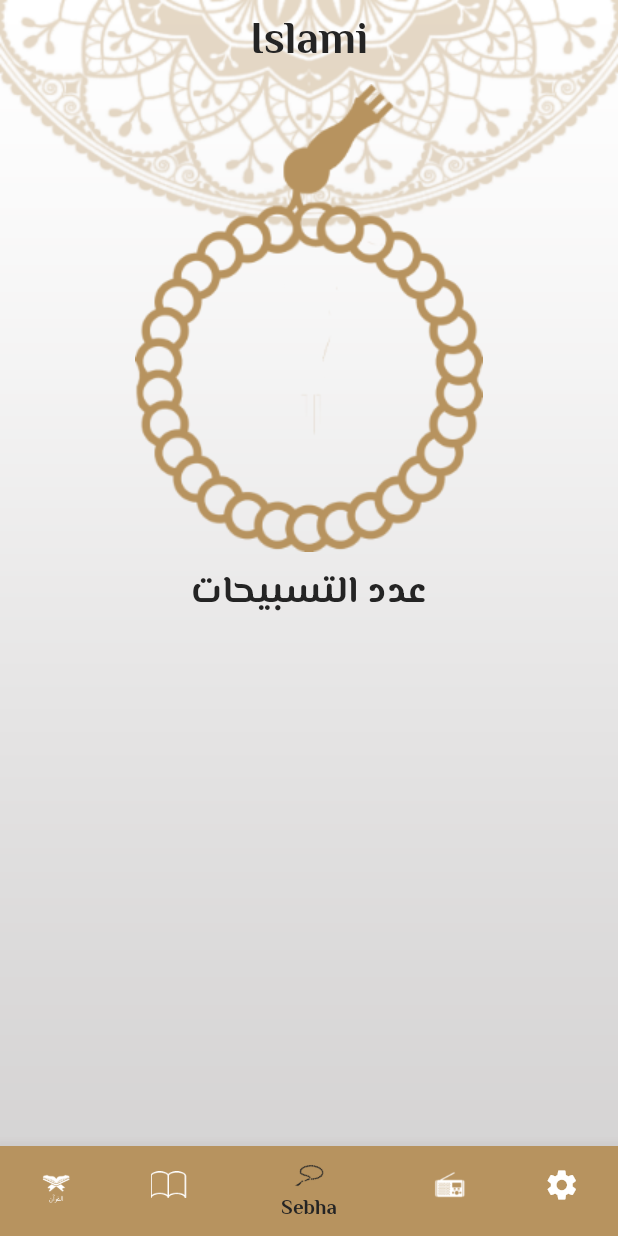
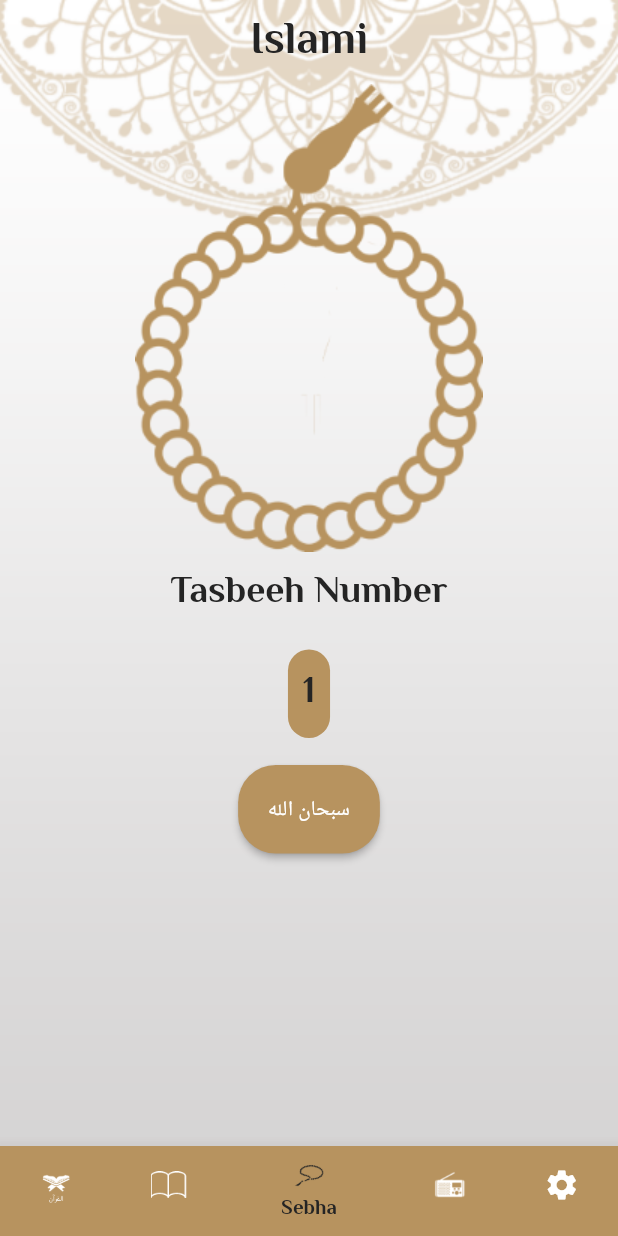
Before and after one commit to SaraAbdulhafiz/islami_app, a Flutter app: the screen it shows after launch, item 3 of the bottom bar chosen, on a phone screen of 412 x 824 dp. Run offline on Flutter 3.47's test engine with Material 2 defaults, Android fonts, the phone set to English and light mode, and no system bars; our stand-ins replace google_fonts; generated files the repository leaves out were written again.

Commit message:
finished sebha task

```diff
--- a/lib/main.dart
+++ b/lib/main.dart
@@ -4,6 +4,7 @@ import 'package:islami_app_c9/hadeth_details.dart';
 import 'package:islami_app_c9/home_screen.dart';
 import 'package:islami_app_c9/my_theme_data.dart';
 import 'package:islami_app_c9/sura_details.dart';
+import 'package:islami_app_c9/tabs/radio.dart';
 
 void main() {
   runApp(const MyApp());
@@ -24,6 +25,7 @@ class MyApp extends StatelessWidget {
         HomeScreen.routeName: (context) => HomeScreen(),
         SuraDetails.routeName: (context) => SuraDetails(),
         HadethDetails.routeName: (context) => HadethDetails(),
+        RadioTab.routeName: (context) => RadioTab(),
       },
       theme: MyThemeData.lightTheme,
       //  darkTheme: MyThemeData.darkTheme,
--- a/lib/tabs/sebha.dart
+++ b/lib/tabs/sebha.dart
@@ -1,20 +1,76 @@
 import 'package:flutter/material.dart';
+import 'package:islami_app_c9/my_theme_data.dart';
 
-class SebhaTab extends StatelessWidget {
-  const SebhaTab({super.key});
+class SebhaTab extends StatefulWidget {
+  @override
+  State<SebhaTab> createState() => _SebhaTabState();
+}
+
+class _SebhaTabState extends State<SebhaTab> {
+  List<String> azkarList = [
+    'سبحان الله',
+    'الحمدلله',
+    ' الله اكبر',
+    'لا اله الا الله'
+  ];
+  int tasbeehCounter = 1;
+  int azkarCounter = 0;
+  double angle = 0;
 
   @override
   Widget build(BuildContext context) {
     return Center(
       child: Column(
         children: [
-          Image.asset("assets/images/sebha_bg.png"),
+          GestureDetector(
+            onTap: () {
+              tasbeehLogic();
+            },
+            child: Transform.rotate(
+                angle: angle, child: Image.asset("assets/images/sebha_bg.png")),
+          ),
           SizedBox(
             height: 8,
           ),
-          Text("عدد التسبيحات"),
+          Text("Tasbeeh Number"),
+          Container(
+            child: Text(tasbeehCounter.toString()),
+            margin: EdgeInsets.all(18),
+            padding: EdgeInsets.all(10),
+            decoration: BoxDecoration(
+              color: MyThemeData.primary,
+              borderRadius: BorderRadius.circular(15),
+            ),
+          ),
+          ElevatedButton(
+            style: ButtonStyle(
+              shape: MaterialStatePropertyAll(RoundedRectangleBorder(
+                  borderRadius: BorderRadius.circular(25))),
+              padding: MaterialStatePropertyAll(EdgeInsets.all(20)),
+              backgroundColor: MaterialStatePropertyAll(MyThemeData.primary),
+            ),
+            onPressed: () {
+              tasbeehLogic();
+            },
+            child: Text(azkarList[azkarCounter]),
+          ),
         ],
       ),
     );
   }
+
+  tasbeehLogic() {
+    if (tasbeehCounter == 33) {
+      tasbeehCounter = 1;
+      if (azkarCounter == 33) {
+        azkarCounter = 0;
+      } else {
+        azkarCounter++;
+      }
+    } else {
+      tasbeehCounter++;
+    }
+    angle = 6;
+    setState(() {});
+  }
 }
--- a/pubspec.yaml
+++ b/pubspec.yaml
@@ -39,6 +39,7 @@ dependencies:
   flutter_localizations:
     sdk: flutter
   intl: ^0.18.1
+  provider: ^6.0.5
 
 dev_dependencies:
   flutter_test:
```
Also changed, not shown: lib/bottom_sheets/show_language_bottom_sheet.dart (added, +35 -0 lines), lib/tabs/radio.dart (+28 -3 lines), lib/tabs/settings.dart (+79 -3 lines), assets/images/2.0x/radio_image@2x.png (added), assets/images/3.0x/radio_image@3x.png (added), assets/images/radio_image.png (added), pubspec.lock.
